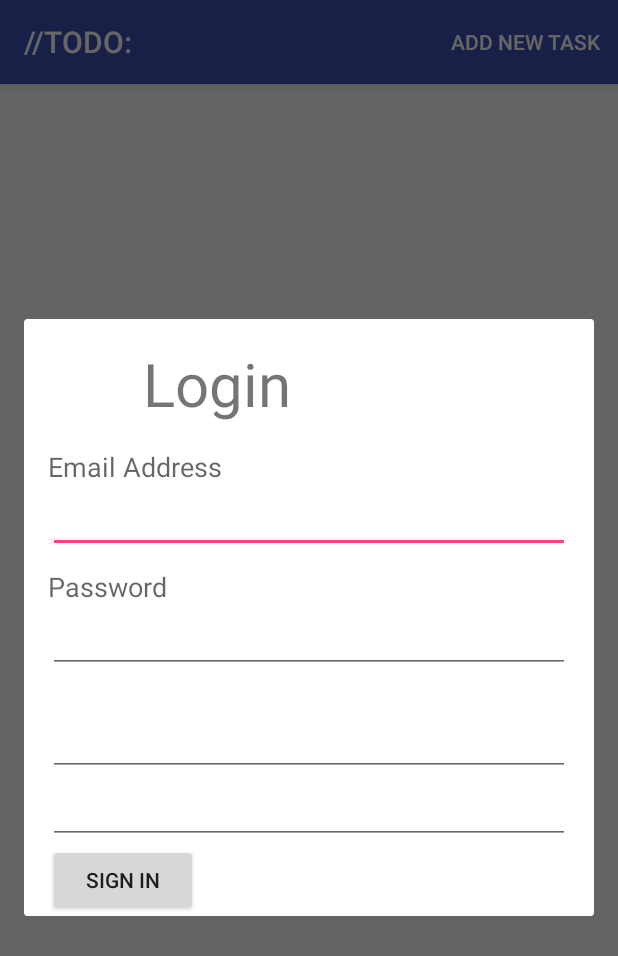
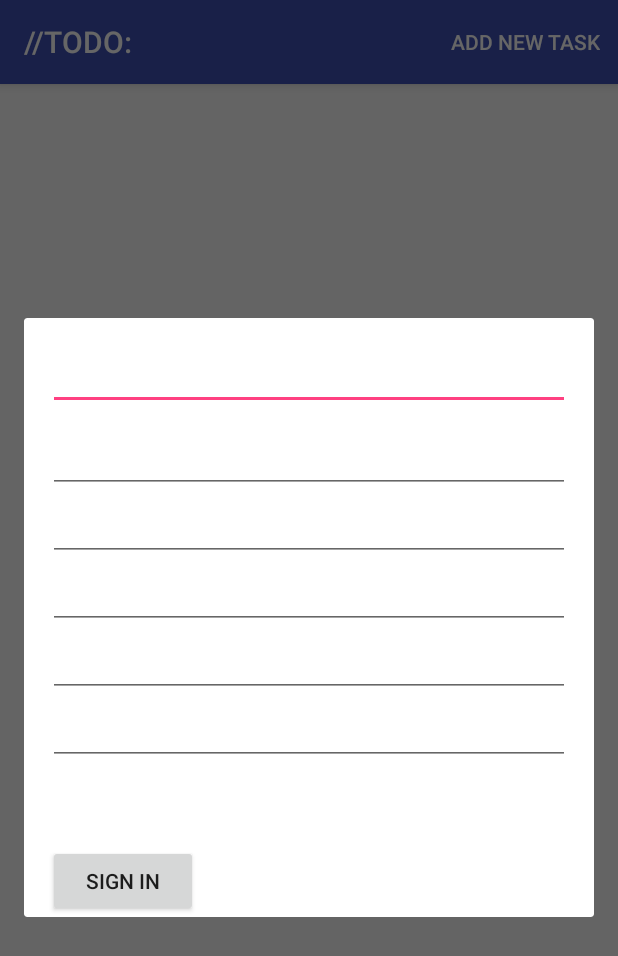
Before and after one commit to koreatech-sjr/term_project_android, an Android app: the screen it shows after launch (MainActivity), after a tap on "ADD NEW TASK", on a phone screen of 412 x 824 dp. Shown: the top 956 px of the screen. Run offline under Robolectric (Android 15) with nearby library versions, the phone set to English and light mode, and no system bars.

Commit message:
add label contents data and onINputData() 동기화 순서 제일 늦음

```diff
--- a/app/src/main/java/com/example/rock/todo/DBHelper.java
+++ b/app/src/main/java/com/example/rock/todo/DBHelper.java
@@ -17,16 +17,18 @@ public class DBHelper extends SQLiteOpenHelper {
     private static final int DB_VER = 1;
     public  static  final String DB_TABLE =  "Task";
     public  static final String  DB_COLUMN = "TaskName";
-    public  static final String  DB_COLUMN1 = "TaskYear";
-    public  static final String  DB_COLUMN2 = "TaskMonth";
-    public  static final String  DB_COLUMN3 = "TaskDay";
+    public  static final String  DB_COLUMN1 = "TaskContents";
+    public  static final String  DB_COLUMN2 = "TaskLabel";
+    public  static final String  DB_COLUMN3 = "TaskYear";
+    public  static final String  DB_COLUMN4 = "TaskMonth";
+    public  static final String  DB_COLUMN5 = "TaskDay";
     public DBHelper(Context context) {
         super(context,DB_NAME,null,DB_VER);
     }
     @Override
     public void onCreate(SQLiteDatabase db) {
 
-        String str = "CREATE TABLE Task (_id INTEGER PRIMARY KEY AUTOINCREMENT, TaskName TEXT NOT NULL, TaskYear NOT NULL, TaskMonth NOT NULL, TaskDay NOT NULL);";
+        String str = "CREATE TABLE Task (_id INTEGER PRIMARY KEY AUTOINCREMENT, TaskName TEXT NOT NULL, TaskContents NOT NULL, TaskLabel, TaskYear NOT NULL, TaskMonth NOT NULL, TaskDay NOT NULL);";
         db.execSQL(str);
     }
 
@@ -37,13 +39,15 @@ public class DBHelper extends SQLiteOpenHelper {
         onCreate(db);
     }
 
-    public void insertNewTask(String taskName, String taskYear, String taskMonth, String taskDay){
+    public void insertNewTask(String taskName, String taskContents, String taskLabel, String taskYear, String taskMonth, String taskDay){
         SQLiteDatabase db = this.getWritableDatabase();
         ContentValues values = new ContentValues();
         values.put(DB_COLUMN,taskName);
-        values.put(DB_COLUMN1,taskYear);
-        values.put(DB_COLUMN2,taskMonth);
-        values.put(DB_COLUMN3,taskDay);
+        values.put(DB_COLUMN1,taskContents);
+        values.put(DB_COLUMN2,taskLabel);
+        values.put(DB_COLUMN3,taskYear);
+        values.put(DB_COLUMN4,taskMonth);
+        values.put(DB_COLUMN5,taskDay);
         db.insert(DB_TABLE,null,values);
     }
 
--- a/app/src/main/java/com/example/rock/todo/MainActivity.java
+++ b/app/src/main/java/com/example/rock/todo/MainActivity.java
@@ -22,6 +22,9 @@ public class MainActivity extends AppCompatActivity implements RegisterSchedule.
     DBHelper dbHelper;
     ArrayAdapter<String> mAdapter;
     ListView lstTask;
+    ArrayList image_details;
+    ListView lv1 = null;
+    CustomListAdapter ca;
     @Override
     protected void onCreate(Bundle savedInstanceState) {
         super.onCreate(savedInstanceState);
@@ -35,9 +38,10 @@ public class MainActivity extends AppCompatActivity implements RegisterSchedule.
             db = dbHelper.getReadableDatabase();
         }
 
-        ArrayList image_details = getListData();
-        final ListView lv1 = (ListView) findViewById(R.id.lstTask);
-        lv1.setAdapter(new CustomListAdapter(this, image_details));
+        image_details = getListData();
+        lv1 = (ListView) findViewById(R.id.lstTask);
+        ca = new CustomListAdapter(this, image_details);
+        lv1.setAdapter(ca);
     }
 
     private void loadTaskList() {
@@ -63,7 +67,11 @@ public class MainActivity extends AppCompatActivity implements RegisterSchedule.
         switch (item.getItemId()){
             case R.id.action_add_task:
                 show();
+                lv1 = (ListView) findViewById(R.id.lstTask);
+                lv1.setAdapter(ca);
+                break;
         }
+
         return super.onOptionsItemSelected(item);
     }
 
@@ -76,12 +84,14 @@ public class MainActivity extends AppCompatActivity implements RegisterSchedule.
     }
 
     @Override
-    public void onInputedData(String id, String pass, String month, String day) {
-        Toast.makeText(this, id+"/"+pass+"/"+month+"/"+day,Toast.LENGTH_LONG).show();
-        //dbHelper.insertNewTask(id,pass,month,day);
+    public void onInputedData(String title, String contents, String label, String year, String month, String day) {
+        Toast.makeText(getApplicationContext(), title+contents+label+year+month+day, Toast.LENGTH_LONG).show();
 
-        db.execSQL("INSERT INTO Task VALUES (null, '" + id+ "', '" + pass + "', '" + month + "', '" + day + "');");
-        loadTaskList();
+        db.execSQL("INSERT INTO Task VALUES (null, '" + title + "', '" + contents + "', '" + label + "', '" + year + "', '" + month + "', '" + day + "');");
+        image_details = getListData();
+        lv1 = (ListView) findViewById(R.id.lstTask);
+        ca = new CustomListAdapter(this, image_details);
+        lv1.setAdapter(ca);
 
     }
     void show()
@@ -91,18 +101,32 @@ public class MainActivity extends AppCompatActivity implements RegisterSchedule.
     }
     private ArrayList getListData() {
         ArrayList<String> taskList = dbHelper.getTaskList();
+        ArrayList<String> taskSubs = dbHelper.getTaskSubs();
 
         ArrayList<NewsItem> results = new ArrayList<NewsItem>();
         for(int i=0; i<taskList.size(); i++){
             NewsItem newsData = new NewsItem();
             newsData.setHeadline(taskList.get(i));
-            newsData.setReporterName("Pankaj Gupta");
+            newsData.setReporterName(taskSubs.get(i));
             newsData.setDate("May 26, 2013, 13:35");
             results.add(newsData);
         }
 
-
         // Add some more dummy data for testing
         return results;
     }
+    protected void onResume() {
+        super.onResume();
+        lstTask = (ListView)findViewById(R.id.lstTask);
+        loadTaskList();
+        try {
+            db = dbHelper.getWritableDatabase();
+        } catch (SQLiteException e) {
+            db = dbHelper.getReadableDatabase();
+        }
+        image_details = getListData();
+        lv1 = (ListView) findViewById(R.id.lstTask);
+        ca = new CustomListAdapter(this, image_details);
+        lv1.setAdapter(ca);
+    }
 }
--- a/app/src/main/java/com/example/rock/todo/RegisterSchedule.java
+++ b/app/src/main/java/com/example/rock/todo/RegisterSchedule.java
@@ -15,7 +15,7 @@ import android.widget.EditText;
 public class RegisterSchedule extends DialogFragment{
 
     public interface OnCompleteListener{
-        void onInputedData(String id, String pass, String month, String day);
+        void onInputedData(String title, String contents, String label, String year, String month, String day);
     }
 
     private OnCompleteListener mCallback;
@@ -40,19 +40,23 @@ public class RegisterSchedule extends DialogFragment{
         View view = inflater.inflate(R.layout.register_schedule, null);
         builder.setView(view);
         final Button submit = (Button) view.findViewById(R.id.buttonSubmit);
-        final EditText email = (EditText) view.findViewById(R.id.edittextEmailAddress);
-        final EditText password = (EditText) view.findViewById(R.id.edittextPassword);
-        final EditText year = (EditText) view.findViewById(R.id.edittextMonth);
+        final EditText title = (EditText) view.findViewById(R.id.edittextTitle);
+        final EditText contents = (EditText) view.findViewById(R.id.edittextContents);
+        final EditText label = (EditText) view.findViewById(R.id.edittextLabel);
+        final EditText year = (EditText) view.findViewById(R.id.edittextYear);
+        final EditText month = (EditText) view.findViewById(R.id.edittextMonth);
         final EditText day = (EditText) view.findViewById(R.id.edittextDay);
 
         submit.setOnClickListener(new View.OnClickListener() {
             public void onClick(View v) {
-                String strEmail = email.getText().toString();
-                String strPassword = password.getText().toString();
-                String strMonth = year.getText().toString();
+                String strTitle = title.getText().toString();
+                String strContents = contents.getText().toString();
+                String strLabel = label.getText().toString();
+                String strYear = year.getText().toString();
+                String strMonth = month.getText().toString();
                 String strDay = day.getText().toString();
                 dismiss();
-                mCallback.onInputedData(strEmail, strPassword, strMonth, strDay);
+                mCallback.onInputedData(strTitle, strContents, strLabel, strYear, strMonth, strDay);
             }
         });
 
--- a/app/src/main/res/layout/register_schedule.xml
+++ b/app/src/main/res/layout/register_schedule.xml
@@ -6,61 +6,47 @@
     android:paddingRight="16dp"
     android:paddingTop="16dp" >
 
-    <TextView
-        android:id="@+id/textviewLogo"
-        android:layout_width="221dp"
-        android:layout_height="54dp"
-        android:layout_centerHorizontal="true"
-        android:layout_marginBottom="16dp"
-        android:textSize="40sp"
-        android:text="Login" />
-
-    <TextView
-        android:id="@+id/textviewEmailAddress"
-        android:layout_width="wrap_content"
-        android:layout_height="wrap_content"
-        android:layout_below="@+id/textviewLogo"
-        android:text="Email Address"
-        android:textAppearance="?android:attr/textAppearanceMedium" />
 
     <EditText
-        android:id="@+id/edittextEmailAddress"
+        android:id="@+id/edittextTitle"
         android:layout_width="match_parent"
         android:layout_height="wrap_content"
         android:ems="10"
         android:layout_marginBottom="10dp"
         android:inputType="textEmailAddress"
-        android:layout_below="@+id/textviewEmailAddress">
-
-        <requestFocus />
-    </EditText>
-
-    <TextView
-        android:id="@+id/textviewPassword"
-        android:layout_width="wrap_content"
-        android:layout_height="wrap_content"
-        android:text="Password"
-        android:textAppearance="?android:attr/textAppearanceMedium"
-        android:layout_below="@+id/edittextEmailAddress" />
+        />
 
     <EditText
-        android:id="@+id/edittextPassword"
+        android:id="@+id/edittextContents"
         android:layout_width="match_parent"
         android:layout_height="wrap_content"
-        android:ems="10"
-        android:layout_marginBottom="10dp"
-        android:inputType="textPassword"
-        android:layout_below="@+id/textviewPassword" />
+        android:layout_alignParentStart="true"
+        android:layout_below="@+id/edittextTitle"
+        android:ems="10" />
+
+    <EditText
+        android:id="@+id/edittextLabel"
+        android:layout_width="match_parent"
+        android:layout_height="wrap_content"
+        android:layout_alignParentStart="true"
+        android:layout_below="@+id/edittextContents"
+        android:ems="10" />
+
+    <EditText
+        android:id="@+id/edittextYear"
+        android:layout_width="match_parent"
+        android:layout_height="wrap_content"
+        android:layout_alignParentStart="true"
+        android:layout_below="@+id/edittextLabel"
+        android:ems="10" />
 
     <EditText
         android:id="@+id/edittextMonth"
         android:layout_width="match_parent"
         android:layout_height="wrap_content"
         android:layout_alignParentStart="true"
-        android:layout_below="@+id/edittextPassword"
-        android:layout_marginTop="13dp"
-        android:ems="10"
-        android:inputType="textPassword" />
+        android:layout_below="@+id/edittextYear"
+        android:ems="10" />
 
     <EditText
         android:id="@+id/edittextDay"
@@ -68,8 +54,7 @@
         android:layout_height="wrap_content"
         android:layout_alignParentStart="true"
         android:layout_below="@+id/edittextMonth"
-        android:ems="10"
-        android:inputType="textPassword" />
+        android:ems="10" />
 
     <Button
         android:id="@+id/buttonSubmit"
@@ -77,6 +62,7 @@
         android:layout_height="wrap_content"
         android:layout_alignParentStart="true"
         android:layout_below="@+id/edittextDay"
+        android:layout_marginTop="53dp"
         android:text="Sign In" />
 
 </RelativeLayout>
```
